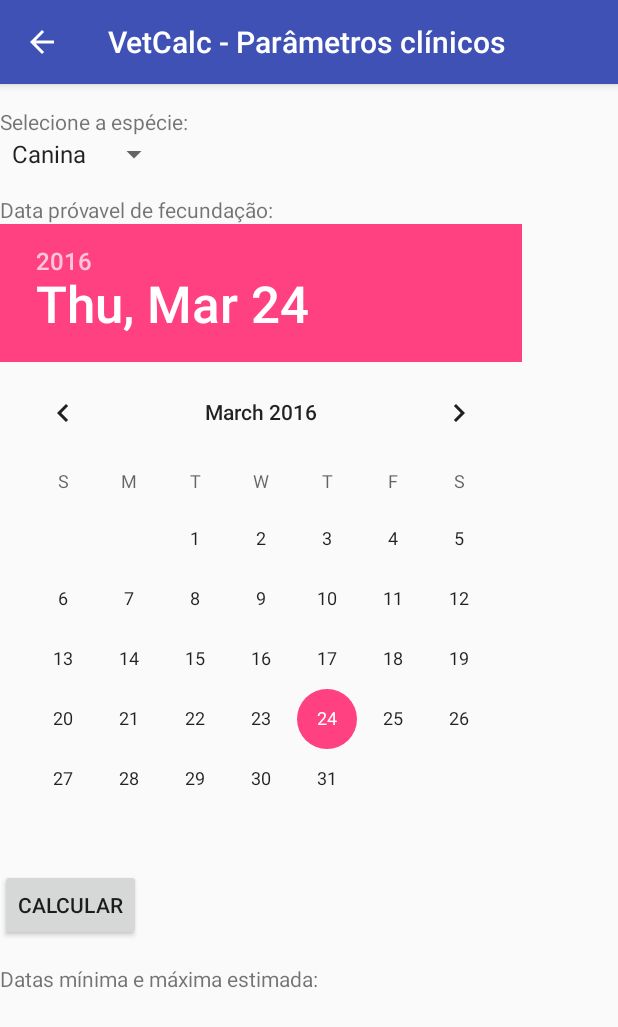
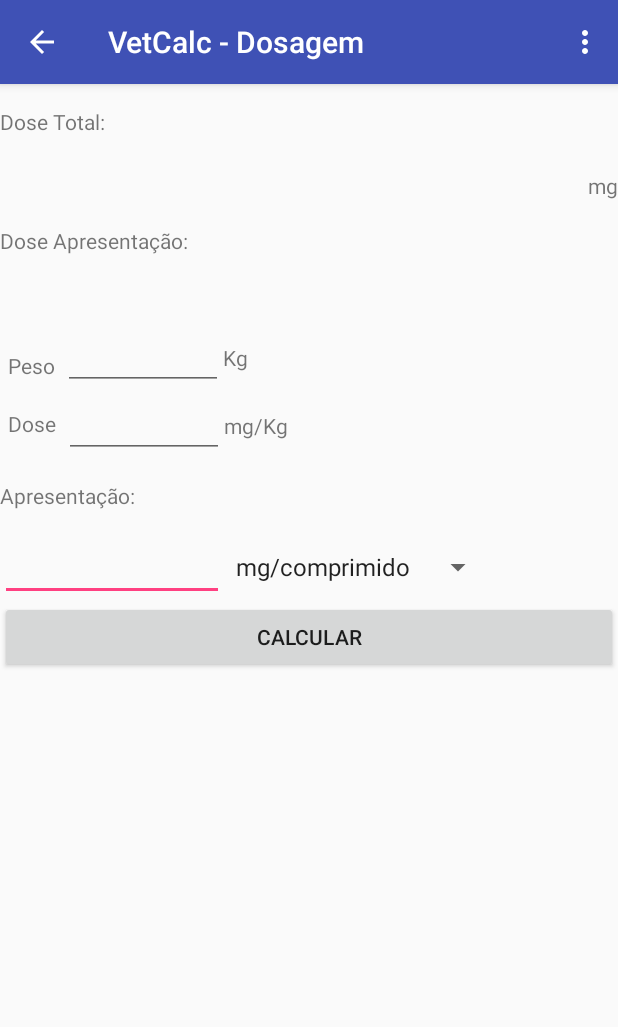
Before and after one commit to petvetbr/VetCalc, an Android app: the ParametrosClinicos2 screen opened directly, with no data from a screen before it, on a phone screen of 412 x 824 dp. Shown: the top 1027 px of the screen. Run offline under Robolectric (Android 15) with nearby library versions, the phone set to English and light mode, and no system bars.

Commit message:
FragmentoDosagem

```diff
--- a/app/src/main/java/br/blog/fbastos/vetcalc/DadosClinicosActivity.java
+++ b/app/src/main/java/br/blog/fbastos/vetcalc/DadosClinicosActivity.java
@@ -4,6 +4,7 @@ import android.content.Intent;
 import android.os.Bundle;
 import android.support.v7.app.AppCompatActivity;
 import android.support.v7.widget.Toolbar;
+import android.view.Menu;
 import android.view.MenuItem;
 import android.view.View;
 import android.widget.AdapterView;
@@ -65,6 +66,14 @@ public class DadosClinicosActivity extends AppCompatActivity {
     }
 
     @Override
+    public boolean onCreateOptionsMenu(Menu menu) {
+        // Inflate the menu; this adds items to the action bar if it is present.
+        getMenuInflater().inflate(R.menu.menu_main, menu);
+        return true;
+    }
+
+
+    @Override
     public boolean onOptionsItemSelected(MenuItem item) {
         // Handle action bar item clicks here. The action bar will
         // automatically handle clicks on the Home/Up button, so long
--- a/app/src/main/java/br/blog/fbastos/vetcalc/ParametrosClinicos2.java
+++ b/app/src/main/java/br/blog/fbastos/vetcalc/ParametrosClinicos2.java
@@ -3,10 +3,15 @@ package br.blog.fbastos.vetcalc;
 import android.os.Bundle;
 import android.support.v7.app.AppCompatActivity;
 import android.support.v7.widget.Toolbar;
+import android.view.Menu;
+import android.view.MenuItem;
 
+import layout.DosagemFragment;
 import layout.PartoFragment;
 
 public class ParametrosClinicos2 extends AppCompatActivity {
+
+    private int lastSelectedId;
 
     @Override
     protected void onCreate(Bundle savedInstanceState) {
@@ -14,14 +19,57 @@ public class ParametrosClinicos2 extends AppCompatActivity {
         setContentView(R.layout.activity_parametros_clinicos2);
         Toolbar toolbar = (Toolbar) findViewById(R.id.toolbar);
         setSupportActionBar(toolbar);
-        setTitle("VetCalc - Parâmetros clínicos");
+        setTitle("VetCalc - Dosagem");
 
         getSupportFragmentManager().beginTransaction()
-                .replace(R.id.raiz, new PartoFragment())
+                .replace(R.id.raiz, new DosagemFragment())
                 .addToBackStack(null)
                 .commit();
 
         getSupportActionBar().setDisplayHomeAsUpEnabled(true);
     }
 
+    @Override
+    public boolean onCreateOptionsMenu(Menu menu) {
+        // Inflate the menu; this adds items to the action bar if it is present.
+        getMenuInflater().inflate(R.menu.menu_main, menu);
+        return true;
+    }
+
+    @Override
+    public boolean onOptionsItemSelected(MenuItem item) {
+        // Handle action bar item clicks here. The action bar will
+        // automatically handle clicks on the Home/Up button, so long
+        // as you specify a parent activity in AndroidManifest.xml.
+        int id = item.getItemId();
+
+        if (id == lastSelectedId) {
+            return true;
+        }
+
+        if (id == R.id.action_dosagem) {
+            setTitle("VetCalc - Dosagem");
+            getSupportFragmentManager().beginTransaction()
+                    .replace(R.id.raiz, new DosagemFragment())
+                    .addToBackStack(null)
+                    .commit();
+            return true;
+        }
+        if (id == R.id.action_prenhez) {
+            setTitle("VetCalc - Data de parto");
+            getSupportFragmentManager().beginTransaction()
+                    .replace(R.id.raiz, new PartoFragment())
+                    .addToBackStack(null)
+                    .commit();
+        }
+        if (id == R.id.action_dadosClinicos) {
+            setTitle("VetCalc - Parâmetros clínicos");
+            getSupportFragmentManager().beginTransaction()
+                    .replace(R.id.raiz, new ParametrosClinicos2Fragment())
+                    .addToBackStack(null)
+                    .commit();
+        }
+        return super.onOptionsItemSelected(item);
+    }
+
 }
--- /dev/null
+++ b/app/src/main/java/layout/DosagemFragment.java
@@ -0,0 +1,96 @@
+package layout;
+
+
+import android.os.Bundle;
+import android.support.v4.app.Fragment;
+import android.view.LayoutInflater;
+import android.view.View;
+import android.view.ViewGroup;
+import android.widget.ArrayAdapter;
+import android.widget.Button;
+import android.widget.EditText;
+import android.widget.Spinner;
+import android.widget.TextView;
+
+import br.blog.fbastos.vetcalc.R;
+
+/**
+ * A simple {@link Fragment} subclass.
+ */
+public class DosagemFragment extends Fragment {
+
+
+    public DosagemFragment() {
+        // Required empty public constructor
+    }
+
+    @Override
+    public View onCreateView(LayoutInflater inflater, ViewGroup container,
+                             Bundle savedInstanceState) {
+        final View v = inflater.inflate(R.layout.fragment_dosagem, container, false);
+
+        Spinner spinner = (Spinner) v.findViewById(R.id.spinnerApresentacao);
+        // Create an ArrayAdapter using the string array and a default spinner layout
+        ArrayAdapter<CharSequence> adapter = ArrayAdapter.createFromResource(this.getContext(),
+                R.array.apresentacoes_array, android.R.layout.simple_spinner_item);
+        // Specify the layout to use when the list of choices appears
+        adapter.setDropDownViewResource(android.R.layout.simple_spinner_dropdown_item);
+        // Apply the adapter to the spinner
+        spinner.setAdapter(adapter);
+        //spinner.setOnItemSelectedListener();
+        Button btnCalc = (Button) v.findViewById(R.id.buttonCalc);
+
+        btnCalc.setOnClickListener(new View.OnClickListener() {
+            @Override
+            public void onClick(View view) {
+                EditText txPeso = (EditText) v.findViewById(R.id.editTextPeso);
+                EditText txDose = (EditText) v.findViewById(R.id.editTextDose);
+                TextView txResultado = (TextView) v.findViewById(R.id.textViewResultado);
+
+                double peso = Double.parseDouble(txPeso.getText().toString());
+                double dose = Double.parseDouble(txDose.getText().toString());
+                double resultado = dose * peso;
+                txResultado.setText(String.format("%.1f", resultado));
+                Spinner spinner = (Spinner) v.findViewById(R.id.spinnerApresentacao);
+                int posItem = spinner.getSelectedItemPosition();
+                TextView txResultadoApresentacao = (TextView) v.findViewById(R.id.textViewResultadoApresentacao);
+                txResultadoApresentacao.setText("");
+                if (posItem < 0) {
+                    return;
+                }
+
+                EditText txApresentacao = (EditText) v.findViewById(R.id.editTextApresentacao);
+                TextView txUnidadeResultadoApresentacao = (TextView) v.findViewById(R.id.textViewResultadoUnidadesApresentacao);
+                String valorApresentacao = txApresentacao.getText().toString();
+                if (valorApresentacao.length() == 0 || posItem < 0) {
+                    return;
+                }
+                double apresentacao = Double.parseDouble(valorApresentacao);
+                switch (posItem) {
+                    case 0: {
+                        double result = resultado / apresentacao;
+
+                        txResultadoApresentacao.setText(String.format("%.1f", result));
+                        txUnidadeResultadoApresentacao.setText("Comprimido(s)");
+                    }
+                    break;
+                    case 1: {
+                        double result = resultado / apresentacao;
+                        txResultadoApresentacao.setText(String.format("%.1f", result));
+                        txUnidadeResultadoApresentacao.setText("mL");
+                    }
+                    break;
+                    case 2: {
+                        double result = resultado / (apresentacao * 10);
+                        txResultadoApresentacao.setText(String.format("%.1f", result));
+                        txUnidadeResultadoApresentacao.setText("mL");
+                    }
+                    break;
+                }
+
+            }
+        });
+        return v;
+    }
+
+}
--- /dev/null
+++ b/app/src/main/res/layout/fragment_dosagem.xml
@@ -0,0 +1,200 @@
+<FrameLayout xmlns:android="http://schemas.android.com/apk/res/android"
+    xmlns:tools="http://schemas.android.com/tools"
+    android:layout_width="match_parent"
+    android:layout_height="match_parent"
+    tools:context="layout.DosagemFragment">
+
+    <ScrollView
+        android:layout_width="match_parent"
+        android:layout_height="match_parent">
+
+        <LinearLayout
+            android:layout_width="wrap_content"
+            android:layout_height="wrap_content"
+            android:orientation="vertical">
+
+            <LinearLayout
+                android:layout_width="match_parent"
+                android:layout_height="wrap_content"
+                android:layout_marginTop="15dp"
+                android:orientation="horizontal">
+
+                <TextView
+                    android:layout_width="wrap_content"
+                    android:layout_height="wrap_content"
+                    android:text="Dose Total:" />
+            </LinearLayout>
+
+            <LinearLayout
+                android:layout_width="match_parent"
+                android:layout_height="wrap_content"
+                android:layout_marginTop="15dp"
+                android:orientation="horizontal">
+
+                <View
+                    android:layout_width="0dp"
+                    android:layout_height="0dp"
+                    android:layout_weight="1" />
+
+                <TextView
+                    android:id="@+id/textViewResultado"
+                    android:layout_width="wrap_content"
+                    android:layout_height="wrap_content"
+                    android:textAppearance="?android:attr/textAppearanceLarge" />
+
+                <TextView
+                    android:id="@+id/textViewResultadoUnidades"
+                    android:layout_width="wrap_content"
+                    android:layout_height="wrap_content"
+                    android:layout_marginLeft="5dp"
+                    android:text="mg" />
+            </LinearLayout>
+
+            <LinearLayout
+                android:layout_width="match_parent"
+                android:layout_height="wrap_content"
+                android:layout_marginTop="15dp"
+                android:orientation="horizontal">
+
+                <TextView
+                    android:layout_width="wrap_content"
+                    android:layout_height="wrap_content"
+                    android:text="Dose Apresentação:" />
+            </LinearLayout>
+
+            <LinearLayout
+                android:layout_width="match_parent"
+                android:layout_height="wrap_content"
+                android:layout_marginTop="15dp"
+                android:orientation="horizontal">
+
+                <View
+                    android:layout_width="0dp"
+                    android:layout_height="0dp"
+                    android:layout_weight="1" />
+
+                <TextView
+                    android:id="@+id/textViewResultadoApresentacao"
+                    android:layout_width="wrap_content"
+                    android:layout_height="wrap_content"
+                    android:textAppearance="?android:attr/textAppearanceLarge" />
+
+                <TextView
+                    android:id="@+id/textViewResultadoUnidadesApresentacao"
+                    android:layout_width="wrap_content"
+                    android:layout_height="wrap_content"
+                    android:layout_marginLeft="5dp" />
+            </LinearLayout>
+
+            <LinearLayout
+                android:layout_width="match_parent"
+                android:layout_height="wrap_content"
+                android:orientation="horizontal">
+
+                <TextView
+                    android:id="@+id/textView5"
+                    android:layout_width="wrap_content"
+                    android:layout_height="wrap_content"
+                    android:layout_margin="5dp"
+                    android:gravity="center|fill_vertical"
+                    android:text="@string/Peso" />
+
+                <EditText
+                    android:id="@+id/editTextPeso"
+                    android:layout_width="wrap_content"
+                    android:layout_height="wrap_content"
+                    android:ems="5"
+                    android:inputType="numberDecimal"
+                    android:textAlignment="textEnd" />
+
+                <TextView
+                    android:id="@+id/textView6"
+                    android:layout_width="wrap_content"
+                    android:layout_height="wrap_content"
+                    android:editable="false"
+                    android:text="@string/Kg" />
+
+
+            </LinearLayout>
+
+            <LinearLayout
+                android:layout_width="match_parent"
+                android:layout_height="wrap_content"
+                android:orientation="horizontal">
+
+                <TextView
+                    android:id="@+id/textView3"
+                    android:layout_width="wrap_content"
+                    android:layout_height="wrap_content"
+                    android:layout_gravity="left|center_vertical"
+                    android:layout_margin="5dp"
+                    android:gravity="center|fill_vertical"
+                    android:text="@string/dose" />
+
+                <EditText
+                    android:id="@+id/editTextDose"
+                    android:layout_width="wrap_content"
+                    android:layout_height="wrap_content"
+                    android:ems="5"
+                    android:inputType="numberDecimal"
+                    android:textAlignment="textEnd" />
+
+                <TextView
+                    android:id="@+id/textView4"
+                    android:layout_width="wrap_content"
+                    android:layout_height="wrap_content"
+                    android:editable="false"
+                    android:text="@string/mg_Kg" />
+
+
+            </LinearLayout>
+
+
+            <LinearLayout
+                android:layout_width="match_parent"
+                android:layout_height="wrap_content"
+                android:layout_marginTop="15dp"
+                android:orientation="horizontal">
+
+                <TextView
+                    android:layout_width="wrap_content"
+                    android:layout_height="wrap_content"
+                    android:text="Apresentação:" />
+            </LinearLayout>
+
+            <LinearLayout
+                android:layout_width="match_parent"
+                android:layout_height="wrap_content"
+                android:layout_marginTop="15dp"
+                android:orientation="horizontal">
+
+                <EditText
+                    android:id="@+id/editTextApresentacao"
+                    android:layout_width="wrap_content"
+                    android:layout_height="wrap_content"
+                    android:ems="7"
+                    android:inputType="numberDecimal"
+                    android:textAlignment="textEnd" />
+
+                <Spinner
+                    android:id="@+id/spinnerApresentacao"
+                    android:layout_width="wrap_content"
+                    android:layout_height="match_parent"
+                    android:spinnerMode="dropdown" />
+            </LinearLayout>
+
+            <LinearLayout
+                android:layout_width="match_parent"
+                android:layout_height="wrap_content"
+                android:orientation="horizontal">
+
+                <Button
+                    android:id="@+id/buttonCalc"
+                    android:layout_width="fill_parent"
+                    android:layout_height="wrap_content"
+                    android:text="@string/Calcular" />
+            </LinearLayout>
+
+        </LinearLayout>
+    </ScrollView>
+</FrameLayout>
```
